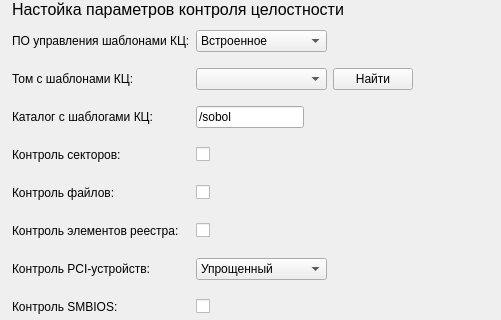
Before: the Qt Designer form panels/IntegrityControlPanel.ui in m6v/sobol, drawn with Qt 5; both pictures show x 0 to 501 and y 0 to 320 of the 698 by 621 pixel window.
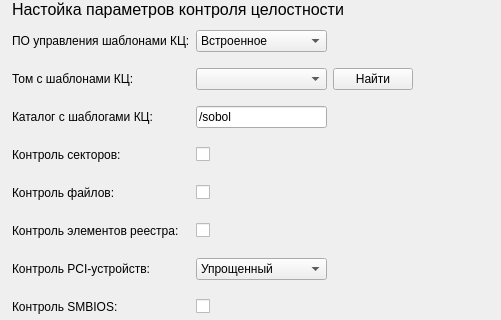
After: the same form once the commit is applied. Custom widgets are drawn as their Qt base class.

Diff of the .ui file:
```diff
--- a/panels/IntegrityControlPanel.ui
+++ b/panels/IntegrityControlPanel.ui
@@ -117,7 +117,7 @@
        <item row="2" column="1">
         <widget class="QLineEdit" name="templates_dir_line_edit">
          <property name="sizePolicy">
-          <sizepolicy hsizetype="Fixed" vsizetype="Fixed">
+          <sizepolicy hsizetype="Preferred" vsizetype="Fixed">
            <horstretch>0</horstretch>
            <verstretch>0</verstretch>
           </sizepolicy>
```
